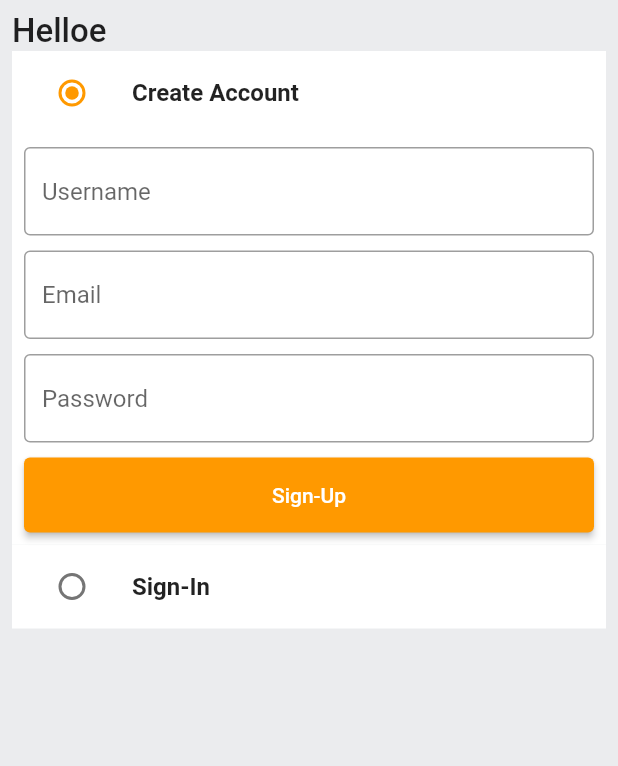
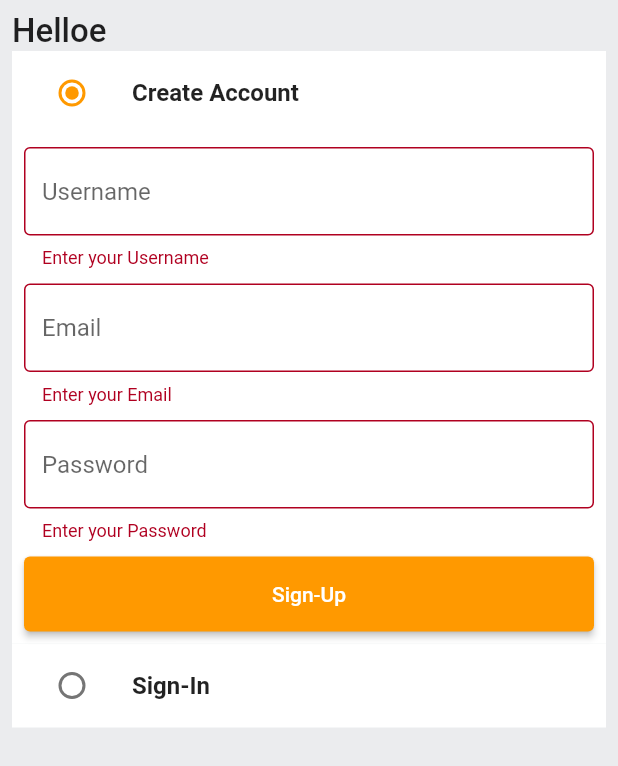
Before and after one commit to Uday-kiran9147/Products, a Flutter app: the screen it shows after launch, after a tap on "Sign-Up", on a phone screen of 412 x 824 dp. Shown: the top 766 px of the screen. Run offline on Flutter 3.47's test engine with Material 2 defaults, Android fonts, the phone set to English and light mode, and no system bars.

Commit message:
usertest2

```diff
--- a/lib/common/customtextfield.dart
+++ b/lib/common/customtextfield.dart
@@ -11,7 +11,12 @@ class CustomTextFormField extends StatelessWidget {
   Widget build(BuildContext context) {
     return TextFormField(
       controller: controller,
-      // validator: (val)=>{},
+      validator: (val) {
+        if (val!.isEmpty || val == null) {
+          return "Enter your $hintText";
+        }
+        return null;
+      },
       decoration: InputDecoration(
           hintText: hintText,
           enabledBorder: const OutlineInputBorder(
--- a/lib/constants/global_vars.dart
+++ b/lib/constants/global_vars.dart
@@ -1,6 +1,6 @@
 import 'package:flutter/material.dart';
 
-String uri = 'http://<yourip>:3000';
+String uri = 'http://192.168.1.91:3000';
 
 class GlobalVariables {
   // COLORS
--- /dev/null
+++ b/lib/constants/utils.dart
@@ -0,0 +1,5 @@
+import 'package:flutter/material.dart';
+
+void ShowSnackBar(BuildContext context, String text) {
+  ScaffoldMessenger.of(context).showSnackBar(SnackBar(content: Text(text)));
+}
--- a/lib/features/Auth/Screens/auth_screen.dart
+++ b/lib/features/Auth/Screens/auth_screen.dart
@@ -1,6 +1,7 @@
 import 'package:amazonn/common/custom_button.dart';
 import 'package:amazonn/common/customtextfield.dart';
 import 'package:amazonn/constants/global_vars.dart';
+import 'package:amazonn/features/Auth/Screens/Services/auth_service.dart';
 import 'package:flutter/material.dart';
 
 enum Auth {
@@ -24,6 +25,7 @@ class _AuthScreenState extends State<AuthScreen> {
     // Navigator.pushNamed(context, ' ',)
     final _signUpformkey = GlobalKey<FormState>();
     final _signInformkey = GlobalKey<FormState>();
+    final AuthService authService = AuthService();
 
     final TextEditingController _emailController = TextEditingController();
     final TextEditingController _passwordController = TextEditingController();
@@ -34,6 +36,14 @@ class _AuthScreenState extends State<AuthScreen> {
       _emailController.dispose();
       _passwordController.dispose();
       _nameController.dispose();
+    }
+
+    void SignupUser() {
+      authService.signupUser(
+          context: context,
+          email: _emailController.text,
+          password: _passwordController.text,
+          name: _nameController.text);
     }
 
     return Scaffold(
@@ -97,7 +107,15 @@ class _AuthScreenState extends State<AuthScreen> {
                         const SizedBox(
                           height: 10,
                         ),
-                        CostumButton(text: "Sign-Up", onTap: () {})
+                        CostumButton(
+                            text: "Sign-Up",
+                            onTap: () {
+                              print(_emailController);
+
+                              if (_signUpformkey.currentState!.validate()) {
+                                SignupUser();
+                              }
+                            })
                       ],
                     ),
                   ),
--- a/pubspec.yaml
+++ b/pubspec.yaml
@@ -19,7 +19,7 @@ publish_to: 'none' # Remove this line if you wish to publish to pub.dev
 version: 1.0.0+1
 
 environment:
-  sdk: '>=3.0.0-204.0.dev <4.0.0'
+  sdk: '>=2.17.6 <3.0.0'
 
 # Dependencies specify other packages that your package needs in order to work.
 # To automatically upgrade your package dependencies to the latest versions
@@ -35,6 +35,7 @@ dependencies:
   # The following adds the Cupertino Icons font to your application.
   # Use with the CupertinoIcons class for iOS style icons.
   cupertino_icons: ^1.0.2
+  http: ^0.13.5
 
 dev_dependencies:
   flutter_test:
@@ -45,7 +46,7 @@ dev_dependencies:
   # activated in the `analysis_options.yaml` file located at the root of your
   # package. See that file for information about deactivating specific lint
   # rules and activating additional ones.
-  flutter_lints: ^2.0.0
+  # flutter_lints: ^2.0.0
 
 # For information on the generic Dart part of this file, see the
 # following page: https://dart.dev/tools/pub/pubspec
```
Also changed, not shown: pubspec.lock, 4 other files.
